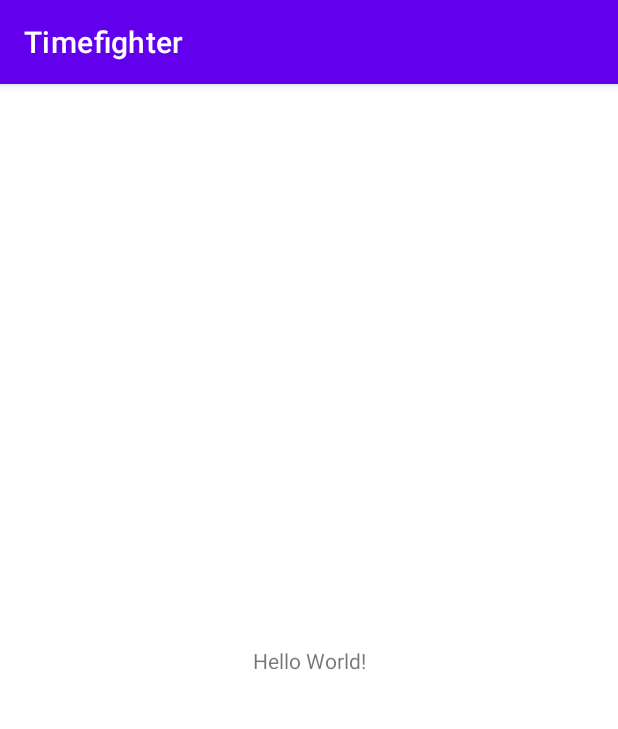
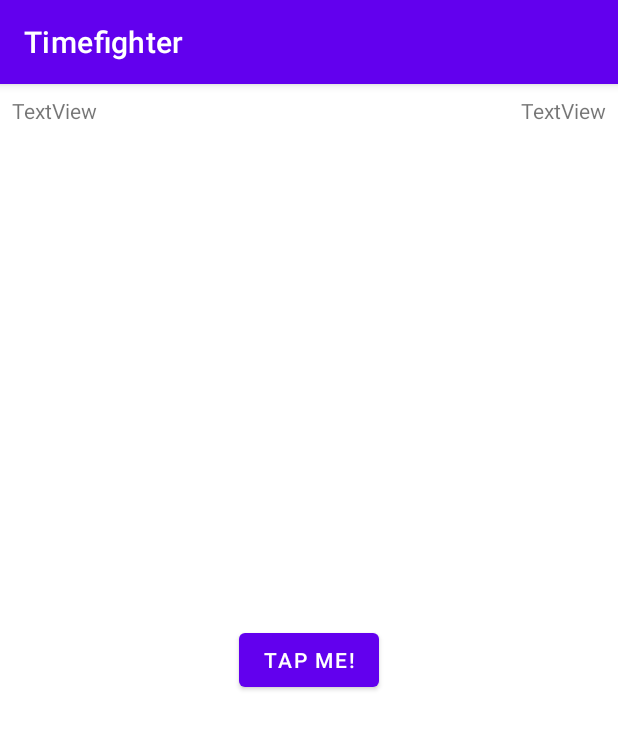
Before and after one commit to artyomKrupskiy/TimeFighter, an Android app: the screen it shows after launch (MainActivity), on a phone screen of 412 x 824 dp. Shown: the top 729 px of the screen. Run offline under Robolectric (Android 15) with nearby library versions, the phone set to English and light mode, and no system bars.

Commit message:
feature: added two TextViews and a button

```diff
--- a/app/src/main/java/com/example/timefighter/MainActivity.kt
+++ b/app/src/main/java/com/example/timefighter/MainActivity.kt
@@ -5,9 +5,6 @@ import android.os.Bundle
 
 class MainActivity : AppCompatActivity() {
     override fun onCreate(savedInstanceState: Bundle?) {
-        /*
-            Initial commit...
-         */
         super.onCreate(savedInstanceState)
         setContentView(R.layout.activity_main)
     }
--- a/app/src/main/res/layout/activity_main.xml
+++ b/app/src/main/res/layout/activity_main.xml
@@ -1,5 +1,6 @@
 <?xml version="1.0" encoding="utf-8"?>
-<androidx.constraintlayout.widget.ConstraintLayout xmlns:android="http://schemas.android.com/apk/res/android"
+<androidx.constraintlayout.widget.ConstraintLayout
+    xmlns:android="http://schemas.android.com/apk/res/android"
     xmlns:app="http://schemas.android.com/apk/res-auto"
     xmlns:tools="http://schemas.android.com/tools"
     android:layout_width="match_parent"
@@ -7,12 +8,33 @@
     tools:context=".MainActivity">
 
     <TextView
+        android:id="@+id/textView"
         android:layout_width="wrap_content"
         android:layout_height="wrap_content"
-        android:text="Hello World!"
+        android:layout_marginStart="8dp"
+        android:layout_marginTop="8dp"
+        android:text="TextView"
+        app:layout_constraintStart_toStartOf="parent"
+        app:layout_constraintTop_toTopOf="parent" />
+
+    <TextView
+        android:id="@+id/textView2"
+        android:layout_width="wrap_content"
+        android:layout_height="wrap_content"
+        android:layout_marginTop="8dp"
+        android:layout_marginEnd="8dp"
+        android:text="TextView"
+        app:layout_constraintEnd_toEndOf="parent"
+        app:layout_constraintTop_toTopOf="parent" />
+
+    <Button
+        android:id="@+id/button"
+        android:layout_width="wrap_content"
+        android:layout_height="wrap_content"
+        android:text="Tap Me!"
         app:layout_constraintBottom_toBottomOf="parent"
-        app:layout_constraintLeft_toLeftOf="parent"
-        app:layout_constraintRight_toRightOf="parent"
+        app:layout_constraintEnd_toEndOf="parent"
+        app:layout_constraintStart_toStartOf="parent"
         app:layout_constraintTop_toTopOf="parent" />
 
 </androidx.constraintlayout.widget.ConstraintLayout>
```
